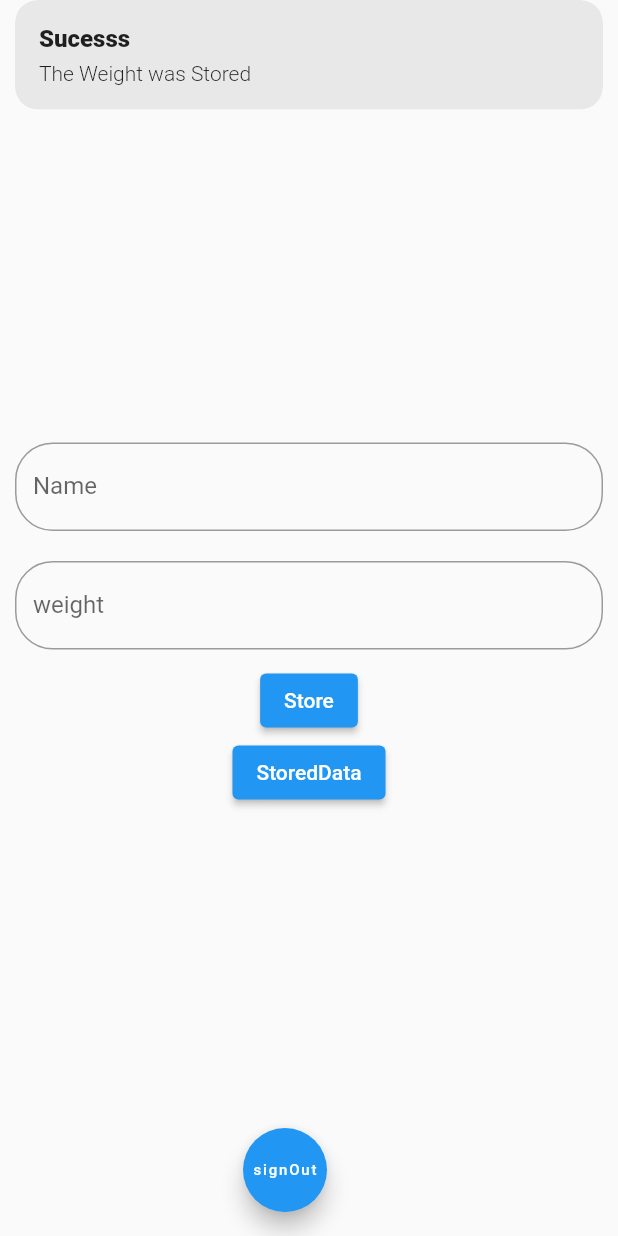
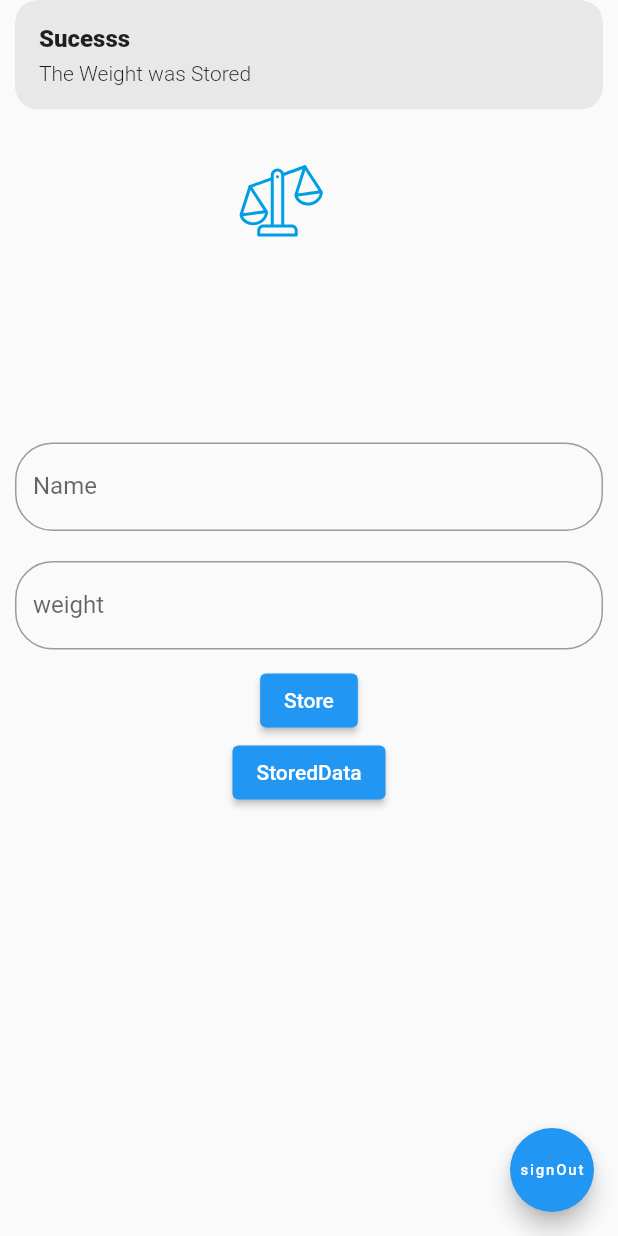
Before and after one commit to umer213/weight_tracker, a Flutter app: the screen it shows once a user with an empty profile is signed in, after a tap on "Store", on a phone screen of 412 x 824 dp. Run offline on Flutter 3.47's test engine with Material 2 defaults, Android fonts, the light colour scheme and no system bars; our stand-ins replace cloud_firestore, firebase_auth, firebase_core, get, lottie; accounts and stored records are empty; network calls fail.

Commit message:
final task

```diff
--- a/lib/controller/auth_controler.dart
+++ b/lib/controller/auth_controler.dart
@@ -10,6 +10,9 @@ class Auth extends GetxController {
   static Auth instance = Get.find();
   late Rx<User?> user;
   FirebaseAuth _auth = FirebaseAuth.instance;
+
+  // we can also use list(collection of users)  to store
+  //their own records of weight and many other things
 
   @override
   void onReady() {
--- a/lib/main.dart
+++ b/lib/main.dart
@@ -1,3 +1,4 @@
+import 'package:cloud_firestore/cloud_firestore.dart';
 import 'package:firebase_core/firebase_core.dart';
 import 'package:flutter/material.dart';
 import 'package:get/get.dart';
@@ -9,6 +10,10 @@ import 'controller/auth_controler.dart';
 Future<void> main() async {
   WidgetsFlutterBinding.ensureInitialized();
   await Firebase.initializeApp().then((value) => Get.put(Auth()));
+
+  //this line can also give us oflline data ability
+  FirebaseFirestore.instance.settings = Settings(persistenceEnabled: true);
+
   runApp(MyApp());
 }
 
--- a/lib/models/user_weight_model.dart
+++ b/lib/models/user_weight_model.dart
@@ -3,11 +3,13 @@ import 'package:cloud_firestore/cloud_firestore.dart';
 class UserWeightModel {
   String? name;
   String? weight;
+  String? documentId;
 
-  UserWeightModel({this.name, this.weight});
+  UserWeightModel({this.name, this.weight, this.documentId});
 
   UserWeightModel.fromMap(DocumentSnapshot data) {
     name = data["name"];
     weight = data["weight"];
+    documentId = data.id;
   }
 }
--- a/lib/screens/login.dart
+++ b/lib/screens/login.dart
@@ -16,7 +16,13 @@ class LogIn extends GetWidget<Auth> {
         child: Scaffold(
       body: Stack(
         children: [
-          // Image.asset("assets/balance.jpg",fit: BoxFit.cover,),
+          Container(
+            decoration: BoxDecoration(
+                image: DecorationImage(
+                    image: AssetImage("assets/blance.jpg"), fit: BoxFit.cover)),
+            //will not show good ui with this image but can use good backgroud animation instead
+            //of image will make it look better
+          ),
           Container(
             margin: EdgeInsets.symmetric(horizontal: 10),
             alignment: Alignment.center,
@@ -68,7 +74,7 @@ class LogIn extends GetWidget<Auth> {
       child: TextField(
         controller: _passwordController,
         decoration: InputDecoration(
-            hintText: 'Email',
+            hintText: 'password',
             enabledBorder: InputBorder.none,
             focusedBorder: InputBorder.none),
       ),
@@ -88,12 +94,16 @@ class LogIn extends GetWidget<Auth> {
     return Row(
       mainAxisAlignment: MainAxisAlignment.center,
       children: [
-        Text("Create an account !"),
+        Text(
+          "Create an account !",
+          style: TextStyle(color: Colors.white, fontSize: 17),
+        ),
         TextButton(
           onPressed: () {
             Get.off(SignUp());
           },
-          child: Text('sing up'),
+          child: Text('sing up',
+              style: TextStyle(color: Colors.amber, fontSize: 17)),
         )
       ],
     );
--- a/lib/screens/signup.dart
+++ b/lib/screens/signup.dart
@@ -1,6 +1,7 @@
 import 'package:flutter/material.dart';
 import 'package:get/get.dart';
 import 'package:weight_tracker/controller/auth_controler.dart';
+import 'package:weight_tracker/screens/login.dart';
 
 class SignUp extends GetWidget<Auth> {
   final TextEditingController _emailController = TextEditingController();
@@ -100,7 +101,7 @@ class SignUp extends GetWidget<Auth> {
         Text("Already have account ?"),
         TextButton(
           onPressed: () {
-            Get.off(SignUp());
+            Get.off(LogIn());
           },
           child: Text('Log in'),
         )
--- a/lib/screens/store_weight.dart
+++ b/lib/screens/store_weight.dart
@@ -1,5 +1,6 @@
 import 'package:flutter/material.dart';
 import 'package:get/get.dart';
+import 'package:lottie/lottie.dart';
 import 'package:weight_tracker/controller/auth_controler.dart';
 import 'package:weight_tracker/controller/store_weight_controller.dart';
 import 'package:weight_tracker/screens/get_weight.dart';
@@ -18,11 +19,24 @@ class StoreWeightScreen extends GetWidget<StoreWeightController> {
     return SafeArea(
       child: Scaffold(
         floatingActionButton: floatButton(),
-        body: Container(
-          alignment: Alignment.center,
-          child: SingleChildScrollView(
-            child: _weightColumn(),
-          ),
+        body: Stack(
+          children: [
+            Positioned(
+              top: 100,
+              left: 150,
+              child: Container(
+                child: Lottie.asset(
+                  "assets/balance.json",
+                ),
+              ),
+            ),
+            Container(
+              alignment: Alignment.center,
+              child: SingleChildScrollView(
+                child: _weightColumn(),
+              ),
+            ),
+          ],
         ),
       ),
     );
@@ -67,7 +81,8 @@ class StoreWeightScreen extends GetWidget<StoreWeightController> {
         onPressed: () {
           // StoreWeightController.instance
           //     .saveUserWeight(nameController.text, weightController.text);
-          controller.saveUserWeight(nameController.text, weightController.text);
+          controller.saveUserWeight(
+              nameController.text, weightController.text, "");
           _clearText();
         },
         child: Text("Store"));
@@ -88,7 +103,7 @@ class StoreWeightScreen extends GetWidget<StoreWeightController> {
 
   Widget floatButton() {
     return Container(
-      alignment: Alignment.bottomCenter,
+      alignment: Alignment.bottomRight,
       child: FloatingActionButton(
         onPressed: () {
           Auth.instance.singOut();
```
Also changed, not shown: assets/balance.json (added, +1 -0 lines), lib/controller/store_weight_controller.dart (+18 -3 lines), lib/screens/get_weight.dart (+79 -5 lines), assets/blance.jpg (added).
